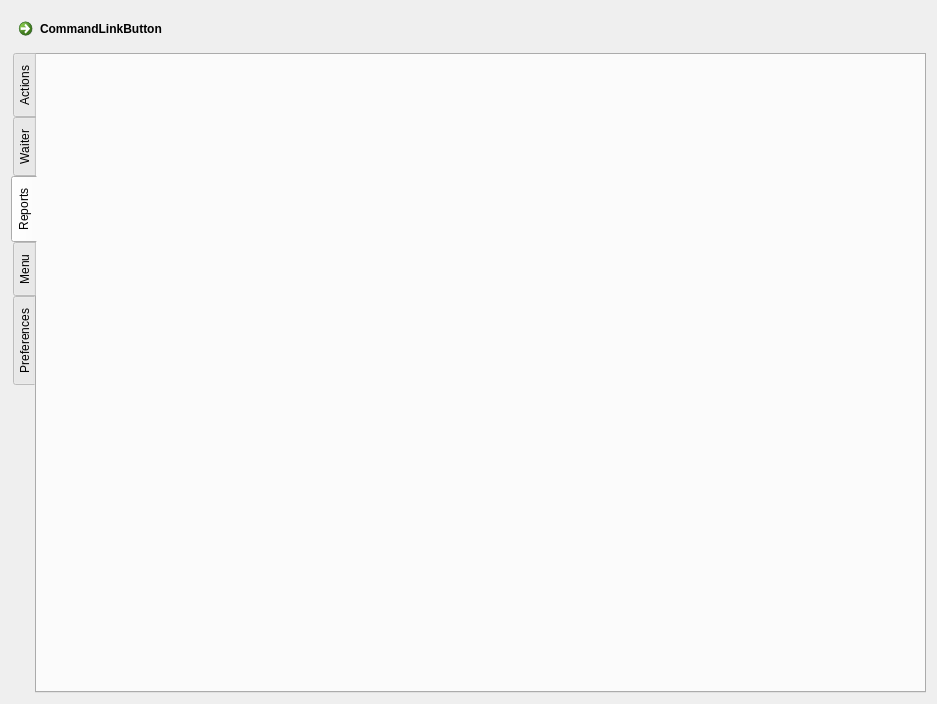
End1-1/Cafe5, file FrontDesk/c5grouppermissionseditor.ui: the form before one commit.
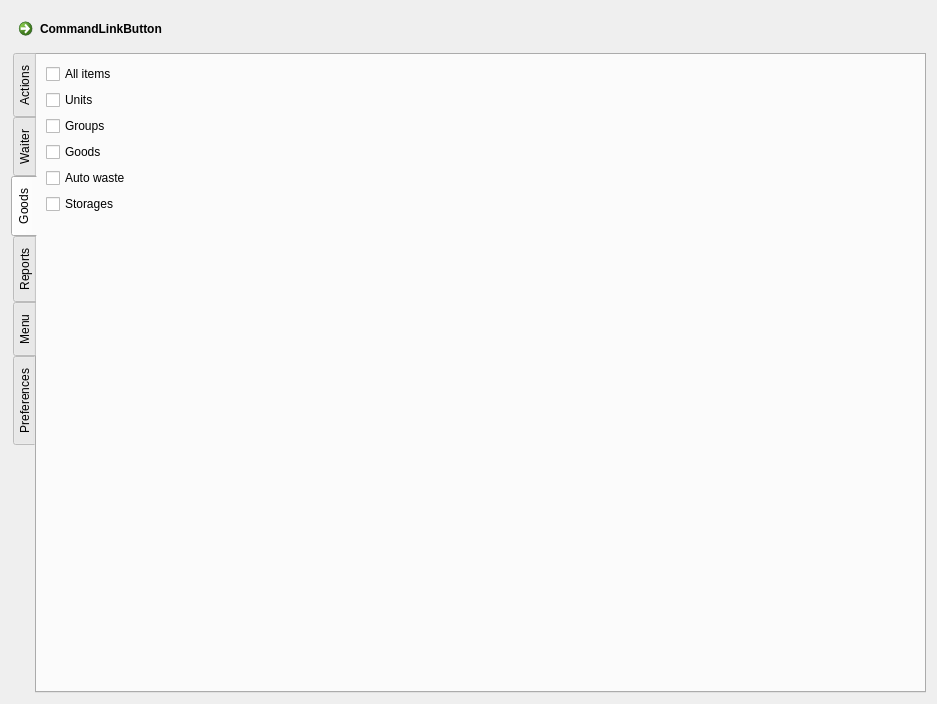
The form after the commit. The open tabs and pages were chosen to show the change. Custom widgets are drawn as their Qt base class.

Patch:
```diff
--- a/FrontDesk/c5grouppermissionseditor.ui
+++ b/FrontDesk/c5grouppermissionseditor.ui
@@ -84,6 +84,86 @@
        </item>
       </layout>
      </widget>
+     <widget class="QWidget" name="tab_6">
+      <attribute name="title">
+       <string>Goods</string>
+      </attribute>
+      <layout class="QGridLayout" name="gridLayout_4">
+       <item row="1" column="0">
+        <widget class="C5CheckBox" name="checkBox_12">
+         <property name="text">
+          <string>Units</string>
+         </property>
+         <property name="Tag" stdset="0">
+          <number>601</number>
+         </property>
+        </widget>
+       </item>
+       <item row="0" column="0">
+        <widget class="C5CheckBox" name="checkBox_11">
+         <property name="text">
+          <string>All items</string>
+         </property>
+         <property name="Tag" stdset="0">
+          <number>600</number>
+         </property>
+        </widget>
+       </item>
+       <item row="2" column="0">
+        <widget class="C5CheckBox" name="checkBox_13">
+         <property name="text">
+          <string>Groups</string>
+         </property>
+         <property name="Tag" stdset="0">
+          <number>602</number>
+         </property>
+        </widget>
+       </item>
+       <item row="4" column="0">
+        <widget class="C5CheckBox" name="checkBox_15">
+         <property name="text">
+          <string>Auto waste</string>
+         </property>
+         <property name="Tag" stdset="0">
+          <number>604</number>
+         </property>
+        </widget>
+       </item>
+       <item row="6" column="1">
+        <spacer name="verticalSpacer_4">
+         <property name="orientation">
+          <enum>Qt::Vertical</enum>
+         </property>
+         <property name="sizeHint" stdset="0">
+          <size>
+           <width>20</width>
+           <height>498</height>
+          </size>
+         </property>
+        </spacer>
+       </item>
+       <item row="3" column="0">
+        <widget class="C5CheckBox" name="checkBox_14">
+         <property name="text">
+          <string>Goods</string>
+         </property>
+         <property name="Tag" stdset="0">
+          <number>603</number>
+         </property>
+        </widget>
+       </item>
+       <item row="5" column="0">
+        <widget class="C5CheckBox" name="checkBox_17">
+         <property name="text">
+          <string>Storages</string>
+         </property>
+         <property name="Tag" stdset="0">
+          <number>605</number>
+         </property>
+        </widget>
+       </item>
+      </layout>
+     </widget>
      <widget class="QWidget" name="tab_3">
       <attribute name="title">
        <string>Reports</string>
```
Left out of the diff: 92 changed lines with no effect on the pictures.
